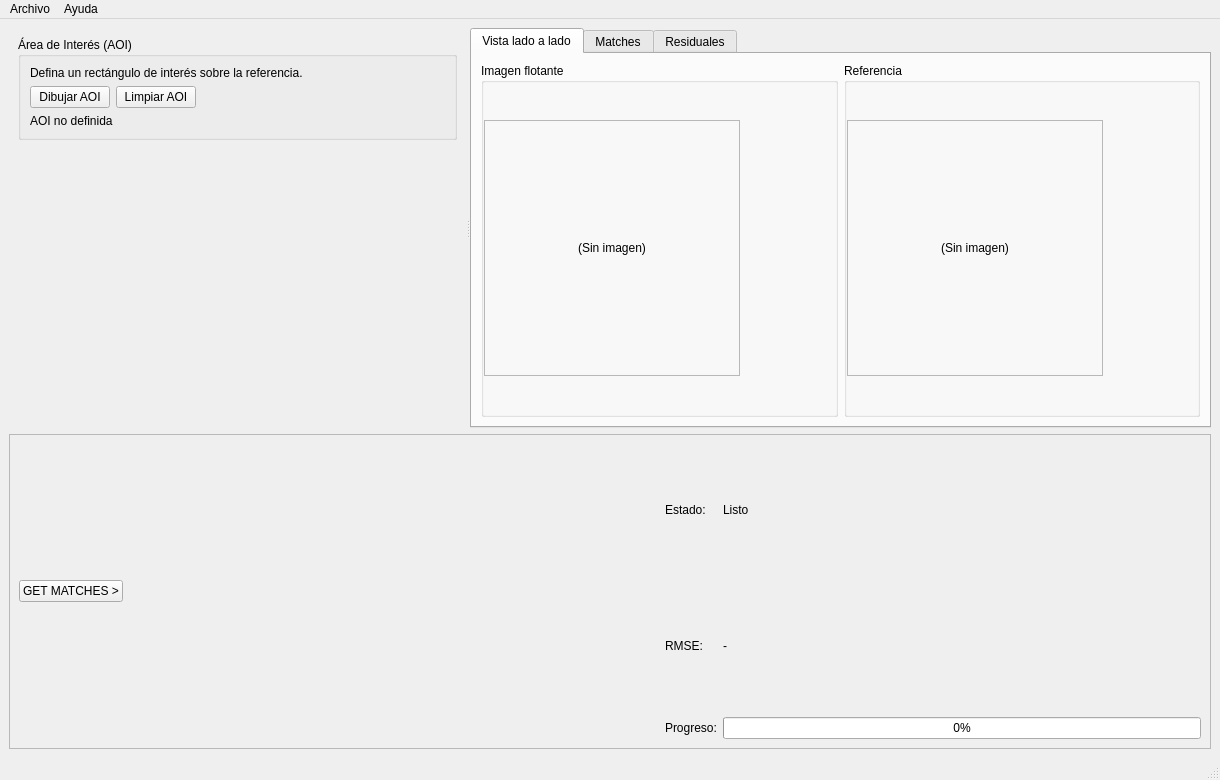
Before: the Qt Designer form main_window.ui in aguirrep2211/autoGeocorrection, drawn with Qt 5.
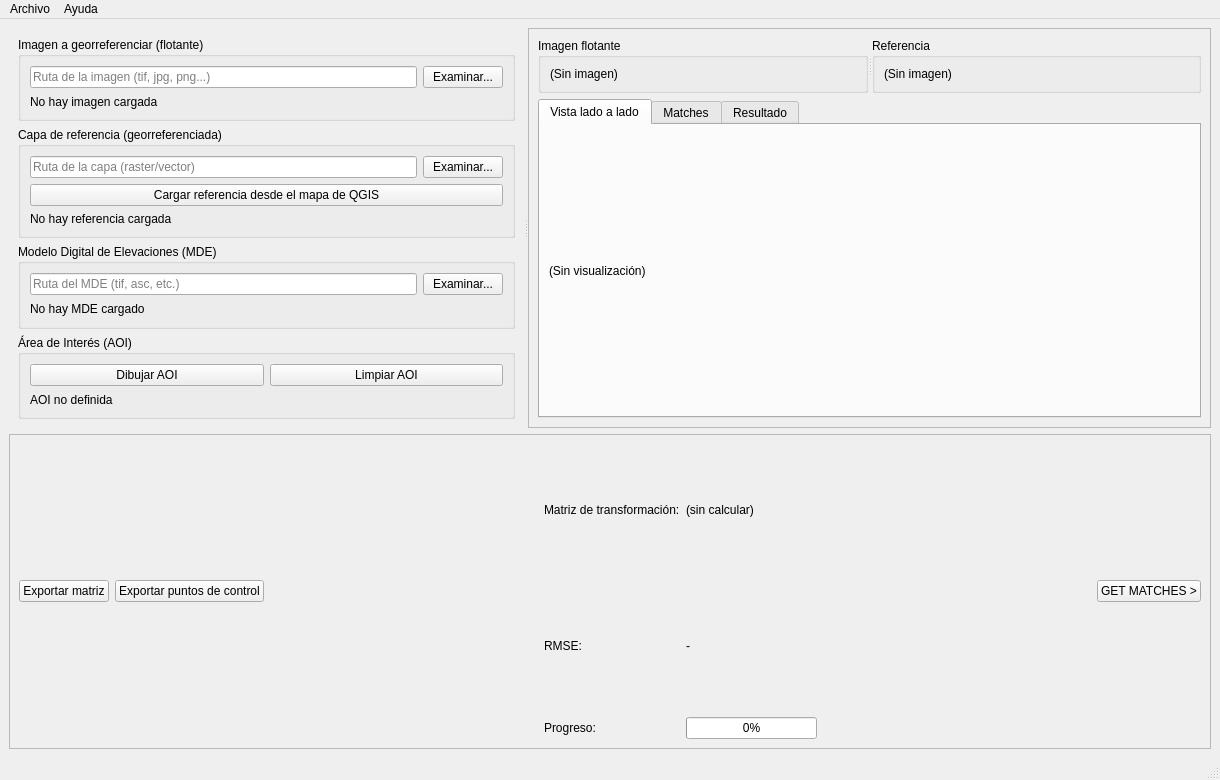
After: the same form once the commit is applied. The open tabs and pages were chosen to show the change.

```diff
--- a/main_window.ui
+++ b/main_window.ui
@@ -127,70 +127,26 @@
           </widget>
          </item>
          <item>
-          <spacer name="verticalSpacer_sources">
-           <property name="orientation">
-            <enum>Qt::Vertical</enum>
-           </property>
-           <property name="sizeHint" stdset="0">
-            <size>
-             <width>20</width>
-             <height>40</height>
-            </size>
-           </property>
-          </spacer>
-         </item>
-        </layout>
-       </widget>
-       <widget class="QWidget" name="pageAOI">
-        <layout class="QVBoxLayout" name="verticalLayout_aoi">
-         <item>
           <widget class="QGroupBox" name="groupAOI">
            <property name="title">
             <string>Área de Interés (AOI)</string>
            </property>
-           <layout class="QVBoxLayout" name="vbox_aoi">
-            <property name="spacing">
-             <number>6</number>
-            </property>
-            <item>
-             <widget class="QLabel" name="labelAOIInfo">
+           <layout class="QGridLayout" name="grid_aoi">
+            <item row="0" column="0">
+             <widget class="QPushButton" name="btnDrawAOI">
               <property name="text">
-               <string>Defina un rectángulo de interés sobre la referencia.</string>
+               <string>Dibujar AOI</string>
               </property>
              </widget>
             </item>
-            <item>
-             <layout class="QHBoxLayout" name="hbox_aoi_buttons">
-              <item>
-               <widget class="QPushButton" name="btnDrawAOI">
-                <property name="text">
-                 <string>Dibujar AOI</string>
-                </property>
-               </widget>
-              </item>
-              <item>
-               <widget class="QPushButton" name="btnClearAOI">
-                <property name="text">
-                 <string>Limpiar AOI</string>
-                </property>
-               </widget>
-              </item>
-              <item>
-               <spacer name="horizontalSpacer_aoi">
-                <property name="orientation">
-                 <enum>Qt::Horizontal</enum>
-                </property>
-                <property name="sizeHint" stdset="0">
-                 <size>
-                  <width>40</width>
-                  <height>20</height>
-                 </size>
-                </property>
-               </spacer>
-              </item>
-             </layout>
+            <item row="0" column="1">
+             <widget class="QPushButton" name="btnClearAOI">
+              <property name="text">
+               <string>Limpiar AOI</string>
+              </property>
+             </widget>
             </item>
-            <item>
+            <item row="1" column="0" colspan="2">
              <widget class="QLabel" name="labelAOIStatus">
               <property name="text">
                <string>AOI no definida</string>
@@ -200,19 +156,6 @@
            </layout>
           </widget>
          </item>
-         <item>
-          <spacer name="verticalSpacer_aoi">
-           <property name="orientation">
-            <enum>Qt::Vertical</enum>
-           </property>
-           <property name="sizeHint" stdset="0">
-            <size>
-             <width>20</width>
-             <height>40</height>
-            </size>
-           </property>
-          </spacer>
-         </item>
         </layout>
        </widget>
        <widget class="QWidget" name="pageMatching">
@@ -416,193 +359,106 @@
         </layout>
        </widget>
       </widget>
-      <widget class="QTabWidget" name="tabViews">
-       <property name="currentIndex">
-        <number>0</number>
+      <widget class="QFrame" name="framePreview">
+       <property name="frameShape">
+        <enum>QFrame::StyledPanel</enum>
        </property>
-       <widget class="QWidget" name="tabSideBySide">
-        <attribute name="title">
-         <string>Vista lado a lado</string>
-        </attribute>
-        <layout class="QHBoxLayout" name="hbox_side_by_side">
-         <item>
+       <property name="frameShadow">
+        <enum>QFrame::Raised</enum>
+       </property>
+       <layout class="QVBoxLayout" name="verticalLayout_preview">
+        <item>
+         <widget class="QSplitter" name="splitterPreview">
+          <property name="orientation">
+           <enum>Qt::Horizontal</enum>
+          </property>
           <widget class="QGroupBox" name="groupFloatPreview">
            <property name="title">
             <string>Imagen flotante</string>
            </property>
-           <layout class="QVBoxLayout" name="vbox_float_preview">
-            <property name="spacing">
-             <number>0</number>
-            </property>
-            <property name="leftMargin">
-             <number>0</number>
-            </property>
-            <property name="topMargin">
-             <number>0</number>
-            </property>
-            <property name="rightMargin">
-             <number>0</number>
-            </property>
-            <property name="bottomMargin">
-             <number>0</number>
-            </property>
+           <layout class="QVBoxLayout" name="verticalLayout_floatPreview">
             <item>
              <widget class="QLabel" name="labelFloatPreview">
-              <property name="sizePolicy">
-               <sizepolicy hsizetype="Fixed" vsizetype="Fixed">
-                <horstretch>0</horstretch>
-                <verstretch>0</verstretch>
-               </sizepolicy>
-              </property>
-              <property name="minimumSize">
-               <size>
-                <width>256</width>
-                <height>256</height>
-               </size>
-              </property>
-              <property name="maximumSize">
-               <size>
-                <width>256</width>
-                <height>256</height>
-               </size>
-              </property>
-              <property name="frameShape">
-               <enum>QFrame::StyledPanel</enum>
-              </property>
-              <property name="frameShadow">
-               <enum>QFrame::Sunken</enum>
-              </property>
               <property name="text">
                <string>(Sin imagen)</string>
               </property>
-              <property name="alignment">
-               <set>Qt::AlignCenter</set>
-              </property>
              </widget>
             </item>
            </layout>
           </widget>
-         </item>
-         <item>
           <widget class="QGroupBox" name="groupRefPreview">
            <property name="title">
             <string>Referencia</string>
            </property>
-           <layout class="QVBoxLayout" name="vbox_ref_preview">
-            <property name="spacing">
-             <number>0</number>
-            </property>
-            <property name="leftMargin">
-             <number>0</number>
-            </property>
-            <property name="topMargin">
-             <number>0</number>
-            </property>
-            <property name="rightMargin">
-             <number>0</number>
-            </property>
-            <property name="bottomMargin">
-             <number>0</number>
-            </property>
+           <layout class="QVBoxLayout" name="verticalLayout_refPreview">
             <item>
              <widget class="QLabel" name="labelRefPreview">
-              <property name="sizePolicy">
-               <sizepolicy hsizetype="Fixed" vsizetype="Fixed">
-                <horstretch>0</horstretch>
-                <verstretch>0</verstretch>
-               </sizepolicy>
-              </property>
-              <property name="minimumSize">
-               <size>
-                <width>256</width>
-                <height>256</height>
-               </size>
-              </property>
-              <property name="maximumSize">
-               <size>
-                <width>256</width>
-                <height>256</height>
-               </size>
-              </property>
-              <property name="frameShape">
-               <enum>QFrame::StyledPanel</enum>
-              </property>
-              <property name="frameShadow">
-               <enum>QFrame::Sunken</enum>
-              </property>
               <property name="text">
                <string>(Sin imagen)</string>
               </property>
-              <property name="alignment">
-               <set>Qt::AlignCenter</set>
+             </widget>
+            </item>
+           </layout>
+          </widget>
+         </widget>
+        </item>
+        <item>
+         <widget class="QTabWidget" name="tabViews">
+          <property name="currentIndex">
+           <number>0</number>
+          </property>
+          <widget class="QWidget" name="tabSideBySide">
+           <attribute name="title">
+            <string>Vista lado a lado</string>
+           </attribute>
+           <layout class="QVBoxLayout" name="verticalLayout_sideBySide">
+            <item>
+             <widget class="QLabel" name="labelSideBySidePreview">
+              <property name="text">
+               <string>(Sin visualización)</string>
               </property>
              </widget>
             </item>
            </layout>
           </widget>
-         </item>
-        </layout>
-       </widget>
-       <widget class="QWidget" name="tabMatches">
-        <attribute name="title">
-         <string>Matches</string>
-        </attribute>
-        <layout class="QVBoxLayout" name="vbox_matches">
-         <item>
-          <widget class="QLabel" name="labelMatchesInfo">
-           <property name="text">
-            <string>Visualización de puntos emparejados entre la imagen flotante y la referencia.</string>
-           </property>
+          <widget class="QWidget" name="tabMatches">
+           <attribute name="title">
+            <string>Matches</string>
+           </attribute>
+           <layout class="QVBoxLayout" name="verticalLayout_matches">
+            <item>
+             <widget class="QLabel" name="labelMatchesPreview">
+              <property name="text">
+               <string>(Sin visualización)</string>
+              </property>
+             </widget>
+            </item>
+           </layout>
           </widget>
-         </item>
-         <item>
-          <widget class="QLabel" name="labelMatchesPreview">
-           <property name="frameShape">
-            <enum>QFrame::StyledPanel</enum>
-           </property>
-           <property name="frameShadow">
-            <enum>QFrame::Sunken</enum>
-           </property>
-           <property name="text">
-            <string>(Sin visualización)</string>
-           </property>
-           <property name="alignment">
-            <set>Qt::AlignCenter</set>
-           </property>
+          <widget class="QWidget" name="tabResiduals">
+           <attribute name="title">
+            <string>Resultado</string>
+           </attribute>
+           <layout class="QVBoxLayout" name="verticalLayout_residuals">
+            <item>
+             <widget class="QLabel" name="labelResidualsInfo">
+              <property name="text">
+               <string>Aquí se mostrará la información o gráfica de residuales de la transformación.</string>
+              </property>
+             </widget>
+            </item>
+            <item>
+             <widget class="QLabel" name="labelResidualsPreview">
+              <property name="text">
+               <string>(Sin visualización)</string>
+              </property>
+             </widget>
+            </item>
+           </layout>
           </widget>
-         </item>
-        </layout>
-       </widget>
-       <widget class="QWidget" name="tabResiduals">
-        <attribute name="title">
-         <string>Residuales</string>
-        </attribute>
-        <layout class="QVBoxLayout" name="vbox_residuals">
-         <item>
-          <widget class="QLabel" name="labelResidualsInfo">
-           <property name="text">
-            <string>Mapa o gráfica de residuales de la transformación.</string>
-           </property>
-          </widget>
-         </item>
-         <item>
-          <widget class="QLabel" name="labelResidualsPreview">
-           <property name="frameShape">
-            <enum>QFrame::StyledPanel</enum>
-           </property>
-           <property name="frameShadow">
-            <enum>QFrame::Sunken</enum>
-           </property>
-           <property name="text">
-            <string>(Sin visualización)</string>
-           </property>
-           <property name="alignment">
-            <set>Qt::AlignCenter</set>
-           </property>
-          </widget>
-         </item>
-        </layout>
-       </widget>
+         </widget>
+        </item>
+       </layout>
       </widget>
      </widget>
     </item>
@@ -616,11 +472,18 @@
       </property>
       <layout class="QHBoxLayout" name="horizontalLayout_bottom">
        <item>
-        <layout class="QHBoxLayout" name="hbox_step_controls">
+        <layout class="QHBoxLayout" name="hbox_exports">
          <item>
-          <widget class="QPushButton" name="btnNextStep">
+          <widget class="QPushButton" name="btnExportTransform">
            <property name="text">
-            <string>GET MATCHES &gt;</string>
+            <string>Exportar matriz</string>
+           </property>
+          </widget>
+         </item>
+         <item>
+          <widget class="QPushButton" name="btnExportGCPs">
+           <property name="text">
+            <string>Exportar puntos de control</string>
            </property>
           </widget>
          </item>
@@ -644,14 +507,17 @@
          <item row="0" column="0">
           <widget class="QLabel" name="label_status_title">
            <property name="text">
-            <string>Estado:</string>
+            <string>Matriz de transformación:</string>
            </property>
           </widget>
          </item>
          <item row="0" column="1">
           <widget class="QLabel" name="label_status_value">
            <property name="text">
-            <string>Listo</string>
+            <string>(sin calcular)</string>
+           </property>
+           <property name="wordWrap">
+            <bool>true</bool>
            </property>
           </widget>
          </item>
@@ -694,6 +560,30 @@
          </item>
         </layout>
        </item>
+       <item>
+        <spacer name="horizontalSpacer_bottom_right">
+         <property name="orientation">
+          <enum>Qt::Horizontal</enum>
+         </property>
+         <property name="sizeHint" stdset="0">
+          <size>
+           <width>40</width>
+           <height>20</height>
+          </size>
+         </property>
+        </spacer>
+       </item>
+       <item>
+        <layout class="QHBoxLayout" name="hbox_step_controls">
+         <item>
+          <widget class="QPushButton" name="btnNextStep">
+           <property name="text">
+            <string>GET MATCHES &gt;</string>
+           </property>
+          </widget>
+         </item>
+        </layout>
+       </item>
       </layout>
      </widget>
     </item>
```
Left out of the diff: 59 changed lines with no effect on the pictures.
